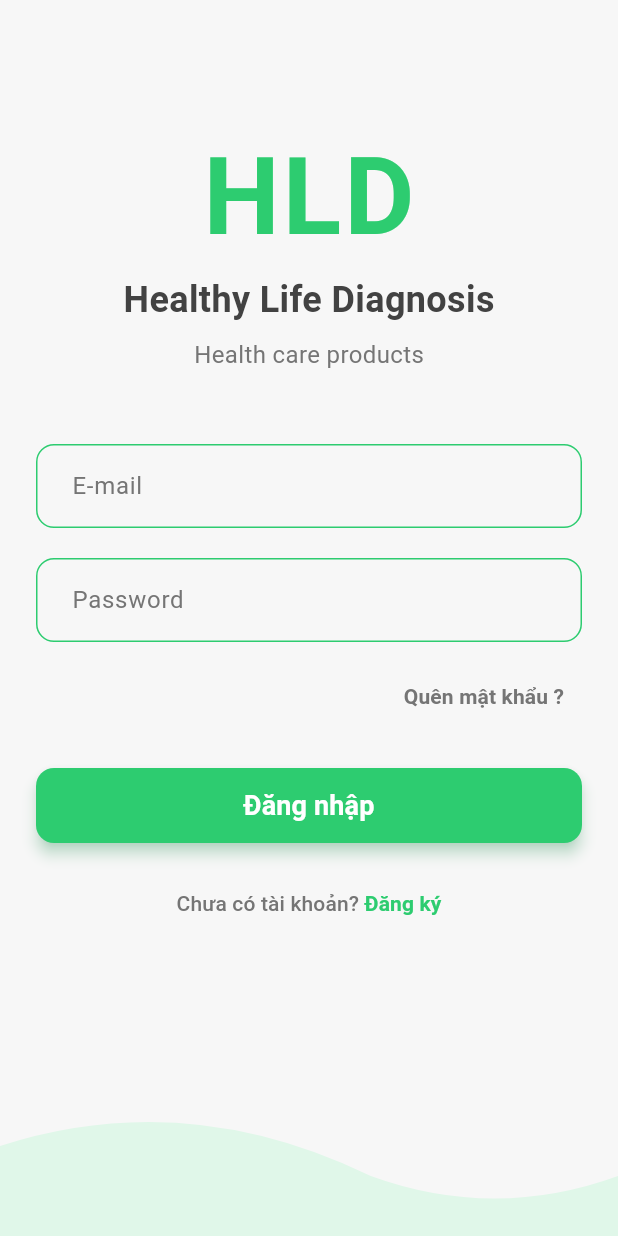
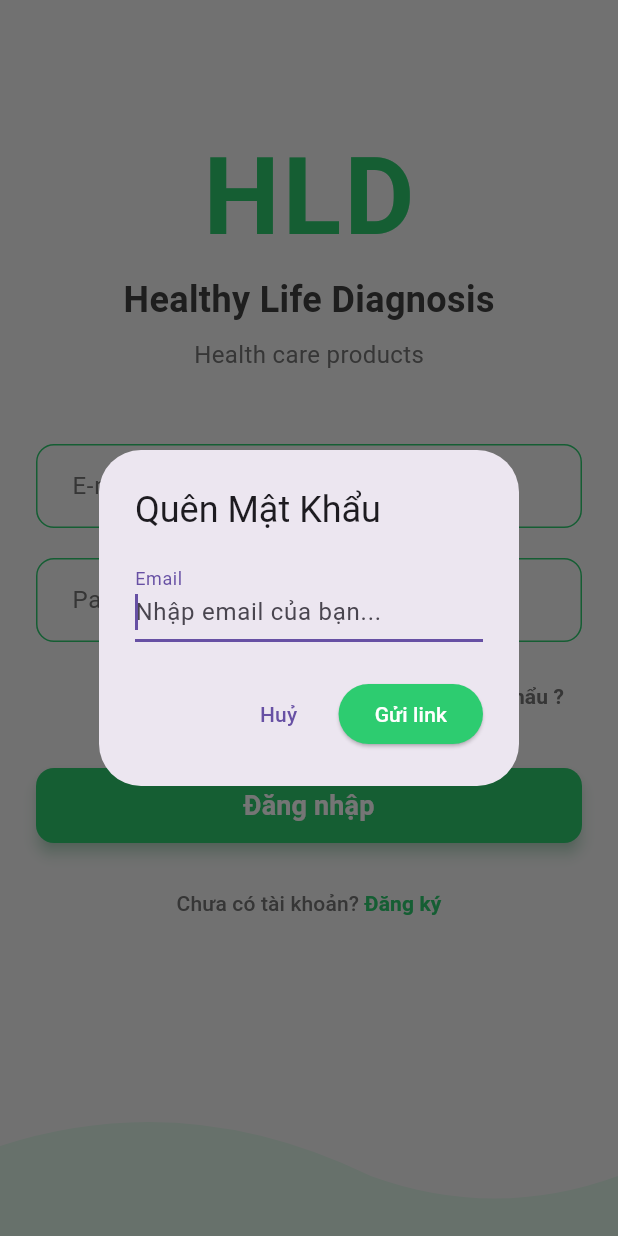
Before and after one commit to hieudinhj4f/HLD_project, a Flutter app: the screen it shows after launch, after a tap on "Quên mật khẩu ?", on a phone screen of 412 x 824 dp. Run offline on Flutter 3.47's test engine with Material 3 defaults, Android fonts, the light colour scheme and no system bars; our stand-ins replace cloud_firestore, firebase_auth, firebase_core, firebase_storage, fl_chart, flutter_dotenv and 3 more; missing offline and left inert: cloud_firestore_web; accounts and stored records are empty.

Commit message:
Quên mật khẩu

```diff
--- a/hld_project/lib/feature/auth/presentation/pages/login_page.dart
+++ b/hld_project/lib/feature/auth/presentation/pages/login_page.dart
@@ -16,7 +16,6 @@ class _LoginPageState extends State<LoginPage> {
   final passCtrl = TextEditingController();
   String? error;
   bool _isLoading = false;
-
 
   @override
   void dispose() {
@@ -75,6 +74,98 @@ class _LoginPageState extends State<LoginPage> {
   static const Color scaffoldBgColor = Color(0xFFF7F7F7);
   static const Color textColor = Color(0xFF424242);
   static const Color subtleTextColor = Color(0xFF757575);
+
+  // -----------------------------------------------------------------
+  // --- THÊM MỚI: LOGIC GỬI EMAIL RESET MẬT KHẨU ---
+  // -----------------------------------------------------------------
+  Future<void> _sendResetEmail(String email) async {
+    // Tạm thời vô hiệu hoá nút login để tránh user bấm lung tung
+    setState(() => _isLoading = true);
+
+    try {
+      await FirebaseAuth.instance.sendPasswordResetEmail(email: email);
+      if (!mounted) return;
+      // Thông báo thành công
+      ScaffoldMessenger.of(context).showSnackBar(
+        const SnackBar(
+          content: Text("Đã gửi link reset. Vui lòng kiểm tra email!"),
+          backgroundColor: Colors.green,
+        ),
+      );
+    } on FirebaseAuthException catch (e) {
+      if (!mounted) return;
+      // Thông báo lỗi
+      ScaffoldMessenger.of(context).showSnackBar(
+        SnackBar(
+          content: Text(_mapFirebaseError(e.code)),
+          backgroundColor: Colors.red,
+        ),
+      );
+    } catch (e) {
+      if (!mounted) return;
+      ScaffoldMessenger.of(context).showSnackBar(
+        const SnackBar(
+          content: Text("Đã xảy ra lỗi. Vui lòng thử lại."),
+          backgroundColor: Colors.red,
+        ),
+      );
+    } finally {
+      // Mở lại nút login
+      if (mounted) {
+        setState(() => _isLoading = false);
+      }
+    }
+  }
+
+  // --- THÊM MỚI: HIỂN THỊ DIALOG ĐỂ NHẬP EMAIL ---
+  void _showForgotPasswordDialog() {
+    // Controller này chỉ dùng cho cái dialog thôi
+    final emailResetCtrl = TextEditingController();
+
+    // Nếu user đã nhập email ở form login thì mình lấy luôn cho tiện
+    if (emailCtrl.text.isNotEmpty) {
+      emailResetCtrl.text = emailCtrl.text.trim();
+    }
+
+    showDialog(
+      context: context,
+      builder: (ctx) => AlertDialog(
+        title: const Text("Quên Mật Khẩu"),
+        content: TextField(
+          controller: emailResetCtrl,
+          decoration: const InputDecoration(
+            labelText: "Email",
+            hintText: "Nhập email của bạn...",
+          ),
+          keyboardType: TextInputType.emailAddress,
+          autofocus: true,
+        ),
+        actions: [
+          // Nút Huỷ
+          TextButton(
+            onPressed: () => Navigator.pop(ctx),
+            child: const Text("Huỷ"),
+          ),
+          // Nút Gửi
+          ElevatedButton(
+            onPressed: () {
+              final email = emailResetCtrl.text.trim();
+              if (email.isNotEmpty) {
+                Navigator.pop(ctx); // Đóng dialog
+                _sendResetEmail(email); // Gọi hàm gửi link
+              }
+            },
+            style: ElevatedButton.styleFrom(backgroundColor: primaryColor),
+            child: const Text("Gửi link", style: TextStyle(color: Colors.white)),
+          ),
+        ],
+      ),
+    );
+  }
+  // -----------------------------------------------------------------
+  // --- KẾT THÚC PHẦN THÊM MỚI ---
+  // -----------------------------------------------------------------
+
 
   @override
   Widget build(BuildContext context) {
@@ -143,7 +234,7 @@ class _LoginPageState extends State<LoginPage> {
                     const SizedBox(height: 12.0),
 
                     // Link Quên mật khẩu
-                    _buildForgotPassword(),
+                    _buildForgotPassword(), // <-- CHỖ NÀY SẼ GỌI HÀM MỚI
                     const SizedBox(height: 24.0),
 
                     // --- TÍCH HỢP LOGIC: HIỂN THỊ LỖI ---
@@ -206,9 +297,8 @@ class _LoginPageState extends State<LoginPage> {
     return Container(
       alignment: Alignment.centerRight,
       child: TextButton(
-        onPressed: _isLoading ? null : () { // <-- VÔ HIỆU HOÁ KHI LOADING
-          // TODO: Xử lý sự kiện quên mật khẩu
-        },
+        // <-- SỬA Ở ĐÂY: Gọi hàm _showForgotPasswordDialog
+        onPressed: _isLoading ? null : _showForgotPasswordDialog,
         child: const Text(
           "Quên mật khẩu ?",
           style: TextStyle(
@@ -261,7 +351,7 @@ class _LoginPageState extends State<LoginPage> {
   // Thêm nút này để khớp với logic của bạn (context.go(AppRoutes.signup))
   Widget _buildSignUpButton(BuildContext context) {
     return TextButton(
-      onPressed: _isLoading ? null : () => context.go(AppRoutes.signup),
+      onPressed: _isLoading ? null : () => context.push(AppRoutes.signup),
       child: const Text.rich(
         TextSpan(
           text: "Chưa có tài khoản? ",
```
